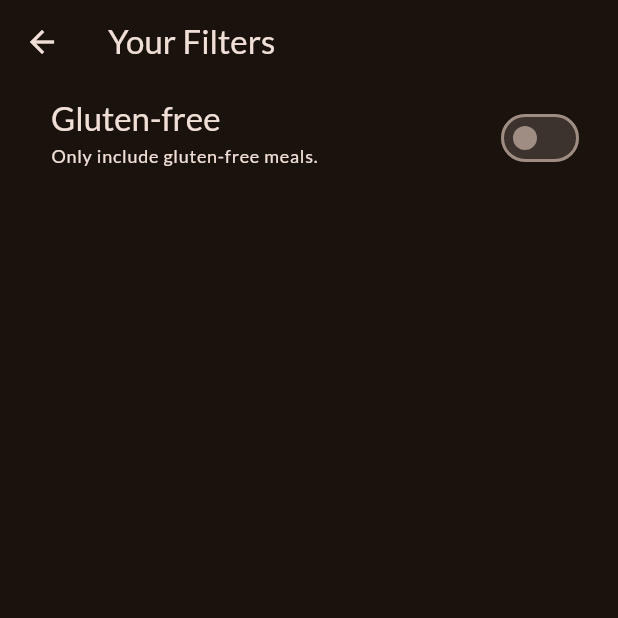
After one commit to SagarM21/Cuisine, a Flutter app: the FiltersScreen screen opened directly, on a phone screen of 412 x 824 dp, the top half of it. The commit adds this screen. Run offline on Flutter 3.47's test engine with Material 2 defaults, Android fonts, the phone set to English and light mode, and no system bars; our stand-ins replace google_fonts, transparent_image.

Commit message:
close drawer, add filter screen

```diff
--- /dev/null
+++ b/lib/screens/filters.dart
@@ -0,0 +1,51 @@
+import 'package:flutter/material.dart';
+
+class FiltersScreen extends StatefulWidget {
+  const FiltersScreen({super.key});
+
+  @override
+  State<FiltersScreen> createState() {
+    return _FiltersScreenState();
+  }
+}
+
+class _FiltersScreenState extends State<FiltersScreen> {
+  var _glutenFreeFilterSet = false;
+
+  @override
+  Widget build(BuildContext context) {
+    return Scaffold(
+      appBar: AppBar(
+        title: const Text('Your Filters'),
+      ),
+      body: Column(
+        children: [
+          SwitchListTile(
+            value: _glutenFreeFilterSet,
+            onChanged: (isChecked) {
+              setState(() {
+                _glutenFreeFilterSet = isChecked;
+              });
+            },
+            title: Text(
+              'Gluten-free',
+              style: Theme.of(context)
+                  .textTheme
+                  .titleLarge!
+                  .copyWith(color: Theme.of(context).colorScheme.onBackground),
+            ),
+            subtitle: Text(
+              'Only include gluten-free meals.',
+              style: Theme.of(context)
+                  .textTheme
+                  .labelMedium!
+                  .copyWith(color: Theme.of(context).colorScheme.onBackground),
+            ),
+            activeColor: Theme.of(context).colorScheme.tertiary,
+            contentPadding: const EdgeInsets.only(left: 34, right: 22),
+          )
+        ],
+      ),
+    );
+  }
+}
```
Also changed, not shown: lib/screens/tabs.dart (+10 -1 lines), lib/widgets/main_drawer.dart (+9 -3 lines).
